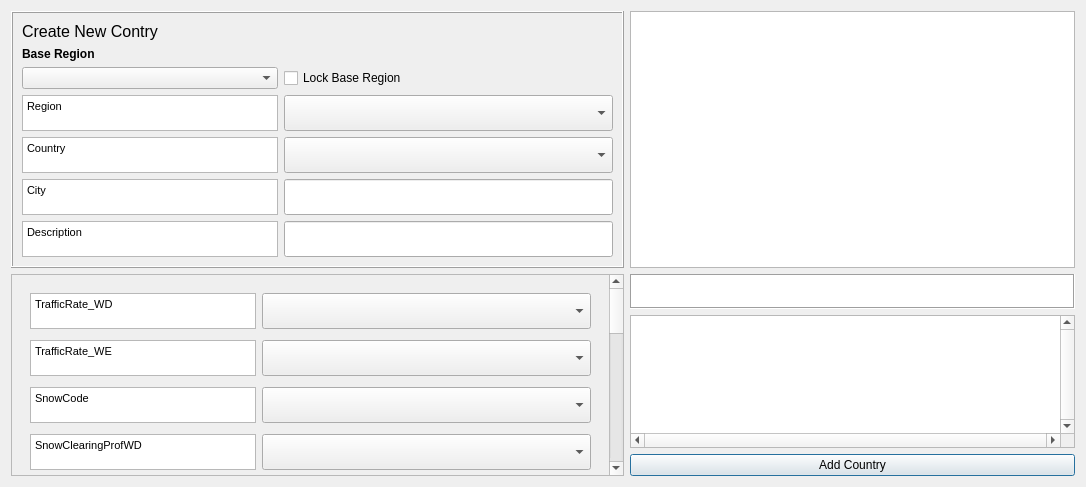
Before: the Qt Designer form tabs/country_creator_tab.ui in gusbacos/suews_database_manager, drawn with Qt 5.
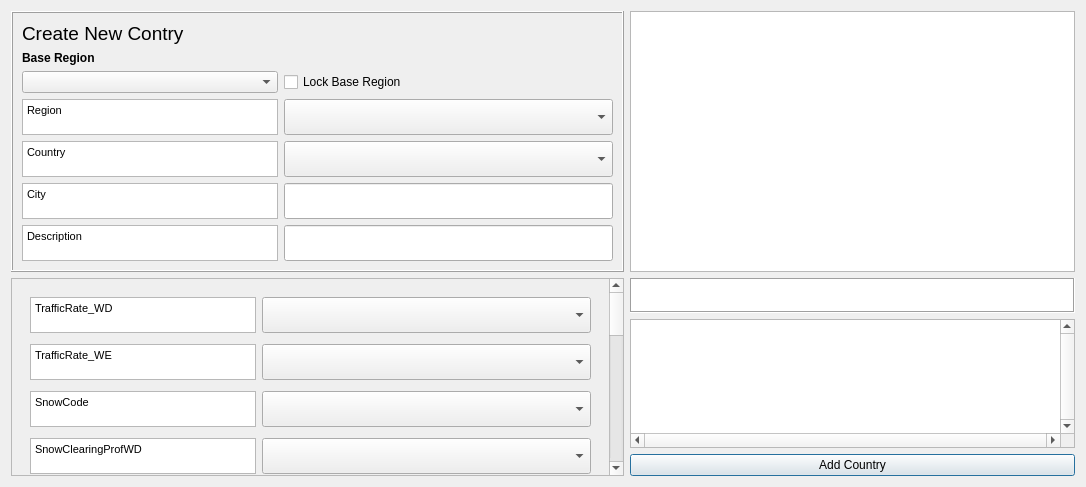
After: the same form once the commit is applied. Custom widgets are drawn as their Qt base class.

What changed in the file:
```diff
--- a/tabs/country_creator_tab.ui
+++ b/tabs/country_creator_tab.ui
@@ -53,8 +53,8 @@
          <string>&lt;!DOCTYPE HTML PUBLIC &quot;-//W3C//DTD HTML 4.0//EN&quot; &quot;http://www.w3.org/TR/REC-html40/strict.dtd&quot;&gt;
 &lt;html&gt;&lt;head&gt;&lt;meta name=&quot;qrichtext&quot; content=&quot;1&quot; /&gt;&lt;style type=&quot;text/css&quot;&gt;
 p, li { white-space: pre-wrap; }
-&lt;/style&gt;&lt;/head&gt;&lt;body style=&quot; font-family:'MS Shell Dlg 2'; font-size:8pt; font-weight:400; font-style:normal;&quot;&gt;
-&lt;p style=&quot; margin-top:0px; margin-bottom:0px; margin-left:0px; margin-right:0px; -qt-block-indent:0; text-indent:0px;&quot;&gt;&lt;span style=&quot; font-size:12pt;&quot;&gt;Create New Contry&lt;/span&gt;&lt;/p&gt;&lt;/body&gt;&lt;/html&gt;</string>
+&lt;/style&gt;&lt;/head&gt;&lt;body style=&quot; font-family:'MS Shell Dlg 2'; font-size:12pt; font-weight:400; font-style:normal;&quot;&gt;
+&lt;p style=&quot; margin-top:0px; margin-bottom:0px; margin-left:0px; margin-right:0px; -qt-block-indent:0; text-indent:0px;&quot;&gt;&lt;span style=&quot; font-size:14pt;&quot;&gt;Create New Contry&lt;/span&gt;&lt;/p&gt;&lt;/body&gt;&lt;/html&gt;</string>
         </property>
        </widget>
       </item>
@@ -126,7 +126,7 @@
          <string>&lt;!DOCTYPE HTML PUBLIC &quot;-//W3C//DTD HTML 4.0//EN&quot; &quot;http://www.w3.org/TR/REC-html40/strict.dtd&quot;&gt;
 &lt;html&gt;&lt;head&gt;&lt;meta name=&quot;qrichtext&quot; content=&quot;1&quot; /&gt;&lt;style type=&quot;text/css&quot;&gt;
 p, li { white-space: pre-wrap; }
-&lt;/style&gt;&lt;/head&gt;&lt;body style=&quot; font-family:'MS Shell Dlg 2'; font-size:9.75pt; font-weight:400; font-style:normal;&quot;&gt;
+&lt;/style&gt;&lt;/head&gt;&lt;body style=&quot; font-family:'MS Shell Dlg 2'; font-size:12pt; font-weight:400; font-style:normal;&quot;&gt;
 &lt;p style=&quot; margin-top:0px; margin-bottom:0px; margin-left:0px; margin-right:0px; -qt-block-indent:0; text-indent:0px;&quot;&gt;&lt;span style=&quot; font-size:8pt;&quot;&gt;Region&lt;/span&gt;&lt;/p&gt;&lt;/body&gt;&lt;/html&gt;</string>
         </property>
        </widget>
@@ -155,7 +155,7 @@
          <string>&lt;!DOCTYPE HTML PUBLIC &quot;-//W3C//DTD HTML 4.0//EN&quot; &quot;http://www.w3.org/TR/REC-html40/strict.dtd&quot;&gt;
 &lt;html&gt;&lt;head&gt;&lt;meta name=&quot;qrichtext&quot; content=&quot;1&quot; /&gt;&lt;style type=&quot;text/css&quot;&gt;
 p, li { white-space: pre-wrap; }
-&lt;/style&gt;&lt;/head&gt;&lt;body style=&quot; font-family:'MS Shell Dlg 2'; font-size:9.75pt; font-weight:400; font-style:normal;&quot;&gt;
+&lt;/style&gt;&lt;/head&gt;&lt;body style=&quot; font-family:'MS Shell Dlg 2'; font-size:12pt; font-weight:400; font-style:normal;&quot;&gt;
 &lt;p style=&quot; margin-top:0px; margin-bottom:0px; margin-left:0px; margin-right:0px; -qt-block-indent:0; text-indent:0px;&quot;&gt;&lt;span style=&quot; font-size:8pt;&quot;&gt;Country&lt;/span&gt;&lt;/p&gt;&lt;/body&gt;&lt;/html&gt;</string>
         </property>
        </widget>
@@ -184,7 +184,7 @@
          <string>&lt;!DOCTYPE HTML PUBLIC &quot;-//W3C//DTD HTML 4.0//EN&quot; &quot;http://www.w3.org/TR/REC-html40/strict.dtd&quot;&gt;
 &lt;html&gt;&lt;head&gt;&lt;meta name=&quot;qrichtext&quot; content=&quot;1&quot; /&gt;&lt;style type=&quot;text/css&quot;&gt;
 p, li { white-space: pre-wrap; }
-&lt;/style&gt;&lt;/head&gt;&lt;body style=&quot; font-family:'MS Shell Dlg 2'; font-size:9.75pt; font-weight:400; font-style:normal;&quot;&gt;
+&lt;/style&gt;&lt;/head&gt;&lt;body style=&quot; font-family:'MS Shell Dlg 2'; font-size:12pt; font-weight:400; font-style:normal;&quot;&gt;
 &lt;p style=&quot; margin-top:0px; margin-bottom:0px; margin-left:0px; margin-right:0px; -qt-block-indent:0; text-indent:0px;&quot;&gt;&lt;span style=&quot; font-size:8pt;&quot;&gt;City&lt;/span&gt;&lt;/p&gt;&lt;/body&gt;&lt;/html&gt;</string>
         </property>
        </widget>
@@ -232,7 +232,7 @@
          <string>&lt;!DOCTYPE HTML PUBLIC &quot;-//W3C//DTD HTML 4.0//EN&quot; &quot;http://www.w3.org/TR/REC-html40/strict.dtd&quot;&gt;
 &lt;html&gt;&lt;head&gt;&lt;meta name=&quot;qrichtext&quot; content=&quot;1&quot; /&gt;&lt;style type=&quot;text/css&quot;&gt;
 p, li { white-space: pre-wrap; }
-&lt;/style&gt;&lt;/head&gt;&lt;body style=&quot; font-family:'MS Shell Dlg 2'; font-size:9.75pt; font-weight:400; font-style:normal;&quot;&gt;
+&lt;/style&gt;&lt;/head&gt;&lt;body style=&quot; font-family:'MS Shell Dlg 2'; font-size:12pt; font-weight:400; font-style:normal;&quot;&gt;
 &lt;p style=&quot; margin-top:0px; margin-bottom:0px; margin-left:0px; margin-right:0px; -qt-block-indent:0; text-indent:0px;&quot;&gt;&lt;span style=&quot; font-size:8pt;&quot;&gt;Description&lt;/span&gt;&lt;/p&gt;&lt;/body&gt;&lt;/html&gt;</string>
         </property>
        </widget>
@@ -309,7 +309,7 @@
        <rect>
         <x>0</x>
         <y>0</y>
-        <width>594</width>
+        <width>610</width>
         <height>777</height>
        </rect>
       </property>
@@ -354,7 +354,7 @@
              <string>&lt;!DOCTYPE HTML PUBLIC &quot;-//W3C//DTD HTML 4.0//EN&quot; &quot;http://www.w3.org/TR/REC-html40/strict.dtd&quot;&gt;
 &lt;html&gt;&lt;head&gt;&lt;meta name=&quot;qrichtext&quot; content=&quot;1&quot; /&gt;&lt;style type=&quot;text/css&quot;&gt;
 p, li { white-space: pre-wrap; }
-&lt;/style&gt;&lt;/head&gt;&lt;body style=&quot; font-family:'MS Shell Dlg 2'; font-size:9.75pt; font-weight:400; font-style:normal;&quot;&gt;
+&lt;/style&gt;&lt;/head&gt;&lt;body style=&quot; font-family:'MS Shell Dlg 2'; font-size:12pt; font-weight:400; font-style:normal;&quot;&gt;
 &lt;p style=&quot; margin-top:0px; margin-bottom:0px; margin-left:0px; margin-right:0px; -qt-block-indent:0; text-indent:0px;&quot;&gt;&lt;span style=&quot; font-size:8pt;&quot;&gt;SnowClearingProfWD&lt;/span&gt;&lt;/p&gt;&lt;/body&gt;&lt;/html&gt;</string>
             </property>
            </widget>
@@ -589,7 +589,7 @@
              <string>&lt;!DOCTYPE HTML PUBLIC &quot;-//W3C//DTD HTML 4.0//EN&quot; &quot;http://www.w3.org/TR/REC-html40/strict.dtd&quot;&gt;
 &lt;html&gt;&lt;head&gt;&lt;meta name=&quot;qrichtext&quot; content=&quot;1&quot; /&gt;&lt;style type=&quot;text/css&quot;&gt;
 p, li { white-space: pre-wrap; }
-&lt;/style&gt;&lt;/head&gt;&lt;body style=&quot; font-family:'MS Shell Dlg 2'; font-size:9.75pt; font-weight:400; font-style:normal;&quot;&gt;
+&lt;/style&gt;&lt;/head&gt;&lt;body style=&quot; font-family:'MS Shell Dlg 2'; font-size:12pt; font-weight:400; font-style:normal;&quot;&gt;
 &lt;p style=&quot; margin-top:0px; margin-bottom:0px; margin-left:0px; margin-right:0px; -qt-block-indent:0; text-indent:0px;&quot;&gt;&lt;span style=&quot; font-size:8pt;&quot;&gt;TrafficRate_WE&lt;/span&gt;&lt;/p&gt;&lt;/body&gt;&lt;/html&gt;</string>
             </property>
            </widget>
@@ -862,7 +862,7 @@
              <string>&lt;!DOCTYPE HTML PUBLIC &quot;-//W3C//DTD HTML 4.0//EN&quot; &quot;http://www.w3.org/TR/REC-html40/strict.dtd&quot;&gt;
 &lt;html&gt;&lt;head&gt;&lt;meta name=&quot;qrichtext&quot; content=&quot;1&quot; /&gt;&lt;style type=&quot;text/css&quot;&gt;
 p, li { white-space: pre-wrap; }
-&lt;/style&gt;&lt;/head&gt;&lt;body style=&quot; font-family:'MS Shell Dlg 2'; font-size:9.75pt; font-weight:400; font-style:normal;&quot;&gt;
+&lt;/style&gt;&lt;/head&gt;&lt;body style=&quot; font-family:'MS Shell Dlg 2'; font-size:12pt; font-weight:400; font-style:normal;&quot;&gt;
 &lt;p style=&quot; margin-top:0px; margin-bottom:0px; margin-left:0px; margin-right:0px; -qt-block-indent:0; text-indent:0px;&quot;&gt;&lt;span style=&quot; font-size:8pt;&quot;&gt;SnowCode&lt;/span&gt;&lt;/p&gt;&lt;/body&gt;&lt;/html&gt;</string>
             </property>
            </widget>
@@ -969,7 +969,7 @@
              <string>&lt;!DOCTYPE HTML PUBLIC &quot;-//W3C//DTD HTML 4.0//EN&quot; &quot;http://www.w3.org/TR/REC-html40/strict.dtd&quot;&gt;
 &lt;html&gt;&lt;head&gt;&lt;meta name=&quot;qrichtext&quot; content=&quot;1&quot; /&gt;&lt;style type=&quot;text/css&quot;&gt;
 p, li { white-space: pre-wrap; }
-&lt;/style&gt;&lt;/head&gt;&lt;body style=&quot; font-family:'MS Shell Dlg 2'; font-size:9.75pt; font-weight:400; font-style:normal;&quot;&gt;
+&lt;/style&gt;&lt;/head&gt;&lt;body style=&quot; font-family:'MS Shell Dlg 2'; font-size:12pt; font-weight:400; font-style:normal;&quot;&gt;
 &lt;p style=&quot; margin-top:0px; margin-bottom:0px; margin-left:0px; margin-right:0px; -qt-block-indent:0; text-indent:0px;&quot;&gt;&lt;span style=&quot; font-size:8pt;&quot;&gt;TrafficRate_WD&lt;/span&gt;&lt;/p&gt;&lt;/body&gt;&lt;/html&gt;</string>
             </property>
            </widget>
```
Left out of the diff: 24 changed lines with no effect on the pictures.
